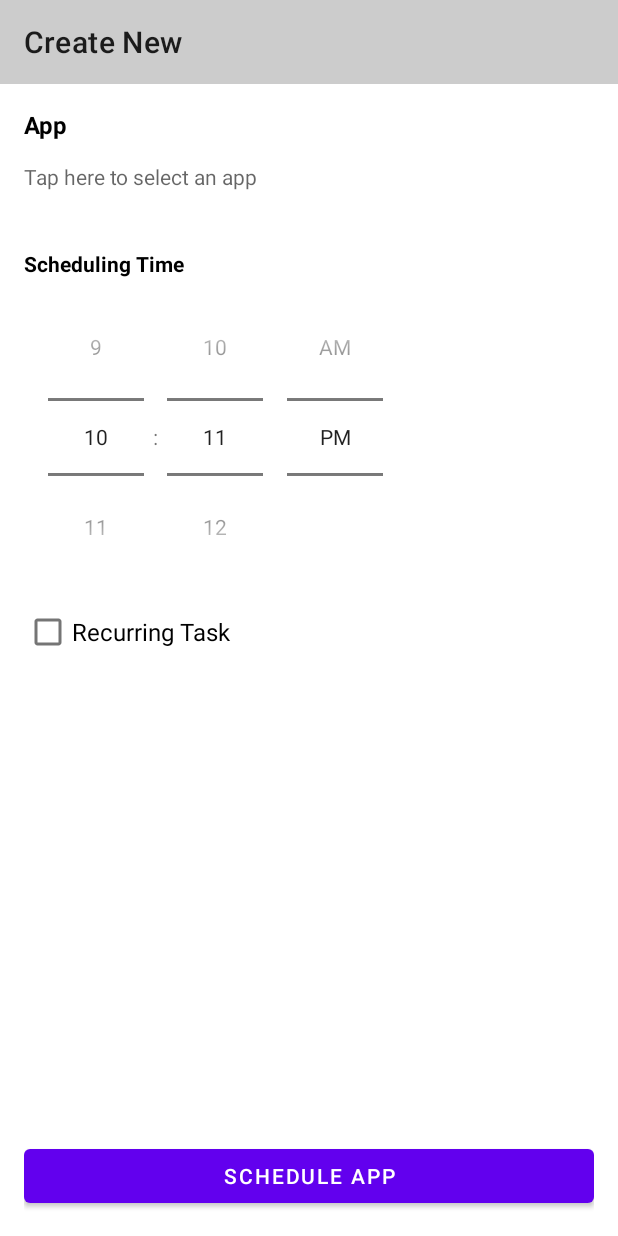
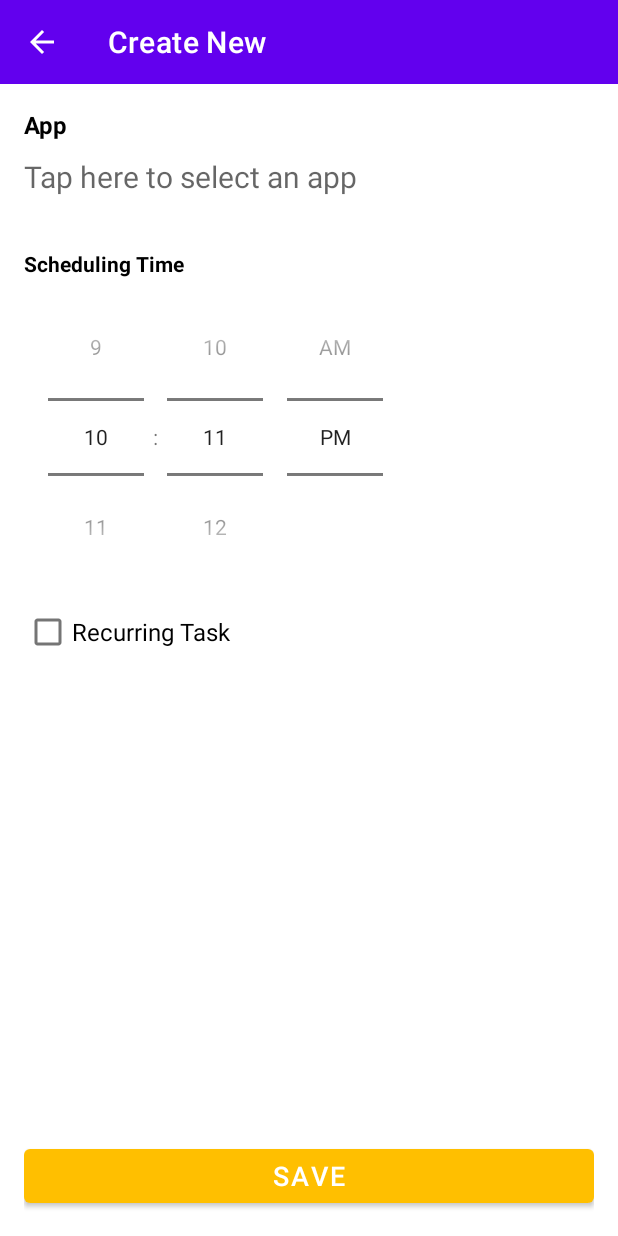
Before and after one commit to mnhmasum/AppScheduler, an Android app: the CreateAlarmActivity screen opened directly, with no data from a screen before it, on a phone screen of 412 x 824 dp. Run offline under Robolectric (Android 15) with nearby library versions, the phone set to English and light mode, and no system bars; our stand-ins replace Dagger/Hilt's generated code, data binding; 1 statement that could not run was skipped.

Commit message:
Feat: Add validation on creating task, Fix getting installed app list on os11

```diff
--- a/app/src/main/AndroidManifest.xml
+++ b/app/src/main/AndroidManifest.xml
@@ -7,6 +7,7 @@
     <uses-permission android:name="android.permission.FOREGROUND_SERVICE" />
     <uses-permission android:name="android.permission.WRITE_EXTERNAL_STORAGE" />
     <uses-permission android:name="android.permission.RECEIVE_BOOT_COMPLETED" />
+    <uses-permission android:name="android.permission.QUERY_ALL_PACKAGES"/>
 
     <application
         android:name="com.meldcx.appscheduler.application.MainApplication"
--- a/app/src/main/java/com/meldcx/appscheduler/broadcastreceiver/AlarmBroadcastReceiver.kt
+++ b/app/src/main/java/com/meldcx/appscheduler/broadcastreceiver/AlarmBroadcastReceiver.kt
@@ -51,9 +51,11 @@ class AlarmBroadcastReceiver : BroadcastReceiver() {
 
     private fun startAlarmService(context: Context, intent: Intent) {
         val intentService = Intent(context, AlarmService::class.java)
+        intentService.putExtra(ALARMID, intent.getStringExtra(ALARMID))
+        intentService.putExtra(APPID, intent.getStringExtra(APPID))
         intentService.putExtra(TITLE, intent.getStringExtra(TITLE))
-        intentService.putExtra(ALARMID, intent.getStringExtra(ALARMID))
         if (Build.VERSION.SDK_INT >= Build.VERSION_CODES.O) {
+            context.stopService(intentService)
             context.startForegroundService(intentService)
         } else {
             context.startService(intentService)
@@ -80,5 +82,6 @@ class AlarmBroadcastReceiver : BroadcastReceiver() {
         const val RECURRING = "RECURRING"
         const val TITLE = "TITLE"
         const val ALARMID = "ALARM_ID"
+        const val APPID = "app_id"
     }
 }
--- a/app/src/main/java/com/meldcx/appscheduler/data/Alarm.kt
+++ b/app/src/main/java/com/meldcx/appscheduler/data/Alarm.kt
@@ -18,6 +18,7 @@ class Alarm(
     val hour: Int,
     val minute: Int,
     val title: String,
+    val appId: String,
     var created: Long,
     var isStarted: Boolean,
     val isRecurring: Boolean,
@@ -42,6 +43,7 @@ class Alarm(
         intent.putExtra(AlarmBroadcastReceiver.SATURDAY, isSaturday)
         intent.putExtra(AlarmBroadcastReceiver.SUNDAY, isSunday)
         intent.putExtra(AlarmBroadcastReceiver.TITLE, title)
+        intent.putExtra(AlarmBroadcastReceiver.APPID, appId)
         val alarmPendingIntent = PendingIntent.getBroadcast(context, alarmId, intent, 0)
         val calendar = Calendar.getInstance()
         calendar.timeInMillis = System.currentTimeMillis()
--- a/app/src/main/java/com/meldcx/appscheduler/data/AppItem.kt
+++ b/app/src/main/java/com/meldcx/appscheduler/data/AppItem.kt
@@ -1,3 +1,3 @@
 package com.meldcx.appscheduler.data
 
-data class AppItem(var appId: String, var appLauncher: String)
+data class AppItem(var appName: String, var appLauncher: String)
--- a/app/src/main/java/com/meldcx/appscheduler/di/ApplicationComponent.kt
+++ b/app/src/main/java/com/meldcx/appscheduler/di/ApplicationComponent.kt
@@ -8,5 +8,4 @@ import javax.inject.Singleton
 @Component(modules = [ApplicationModule::class])
 interface ApplicationComponent {
     fun inject(app: MainApplication)
-    //fun getAppInfo(): AppInfo
 }
--- a/app/src/main/java/com/meldcx/appscheduler/repository/AppListRepository.kt
+++ b/app/src/main/java/com/meldcx/appscheduler/repository/AppListRepository.kt
@@ -13,8 +13,8 @@ class AppListRepository(private val pm: PackageManager) {
 
         for (packageInfo in packages) {
             when {
-                packageInfo.flags and ApplicationInfo.FLAG_UPDATED_SYSTEM_APP === 1 -> Unit
-                packageInfo.flags and ApplicationInfo.FLAG_SYSTEM === 1 -> Unit
+                packageInfo.flags and ApplicationInfo.FLAG_UPDATED_SYSTEM_APP === 1 -> {}
+                packageInfo.flags and ApplicationInfo.FLAG_SYSTEM === 1 -> {}
                 else -> {
                     val appName = pm.getApplicationLabel(packageInfo).toString()
                     val appLauncher = packageInfo.packageName
--- a/app/src/main/java/com/meldcx/appscheduler/services/AlarmService.java
+++ b/app/src/main/java/com/meldcx/appscheduler/services/AlarmService.java
@@ -7,6 +7,7 @@ import android.os.IBinder;
 
 import androidx.annotation.Nullable;
 
+import static com.meldcx.appscheduler.broadcastreceiver.AlarmBroadcastReceiver.APPID;
 import static com.meldcx.appscheduler.broadcastreceiver.AlarmBroadcastReceiver.TITLE;
 
 public class AlarmService extends Service {
@@ -18,7 +19,7 @@ public class AlarmService extends Service {
 
     @Override
     public int onStartCommand(Intent intent, int flags, int startId) {
-        String title = intent.getStringExtra(TITLE);
+        String title = intent.getStringExtra(APPID);
         PackageManager pm = getApplicationContext().getPackageManager();
         Intent intentNew = pm.getLaunchIntentForPackage(title);
         intentNew.setFlags(Intent.FLAG_ACTIVITY_NEW_TASK);
--- a/app/src/main/java/com/meldcx/appscheduler/ui/applist/AppListActivity.kt
+++ b/app/src/main/java/com/meldcx/appscheduler/ui/applist/AppListActivity.kt
@@ -29,6 +29,7 @@ class AppListActivity : BaseActivity<ActivityAppListBinding>() {
 
     override fun initComponents() {
         binding.apply {
+            toolbar.setNavigationOnClickListener { finish() }
             adapter = appListAdapter
         }
 
@@ -54,7 +55,8 @@ class AppListActivity : BaseActivity<ActivityAppListBinding>() {
 
     private fun showSelectedApp(it: AppItem) {
         val data = Intent()
-        data.putExtra("app_name", it.appLauncher)
+        data.putExtra("app_name", it.appName)
+        data.putExtra("app_id", it.appLauncher)
         setResult(Activity.RESULT_OK, data)
         finish()
     }
--- a/app/src/main/java/com/meldcx/appscheduler/ui/createalarm/CreateAlarmActivity.kt
+++ b/app/src/main/java/com/meldcx/appscheduler/ui/createalarm/CreateAlarmActivity.kt
@@ -17,7 +17,7 @@ import javax.inject.Inject
 
 class CreateAlarmActivity : BaseActivity<ActivityCreatealarmBinding>() {
     @Inject
-    lateinit var viewModel: CreateAlarmViewModel
+    lateinit var createTaskViewModel: CreateAlarmViewModel
 
     override fun performDependencyInjection(activityComponent: MainActivityComponent) {
         activityComponent.inject(this)
@@ -29,17 +29,27 @@ class CreateAlarmActivity : BaseActivity<ActivityCreatealarmBinding>() {
 
     override fun initComponents() {
         binding.apply {
-            viewModel = viewModel
-            lifecycleOwner = this@CreateAlarmActivity
+            toolbar.setNavigationOnClickListener { finish() }
+        }
+
+        binding.apply {
+            viewModel = createTaskViewModel
             activity = this@CreateAlarmActivity
         }
+
+        /*viewModel.formErrors.observe(this, {
+            Log.d("Observed", "initComponents: " + it.size)
+            if (it.size > 0) {
+                binding.textView3.text = "Please select an App"
+            }
+        })*/
     }
 
     fun createAlarm() {
         scheduleAlarm()
     }
 
-    fun openAppList(){
+    fun openAppList() {
         startForResult.launch(Intent(this, AppListActivity::class.java))
     }
 
@@ -50,6 +60,7 @@ class CreateAlarmActivity : BaseActivity<ActivityCreatealarmBinding>() {
             TimePickerUtil.getTimePickerHour(fragment_createalarm_timePicker),
             TimePickerUtil.getTimePickerMinute(fragment_createalarm_timePicker),
             text_app_package_name.text.toString(),
+            mAppId!!,
             System.currentTimeMillis(),
             true,
             check_recurring.isChecked,
@@ -61,15 +72,21 @@ class CreateAlarmActivity : BaseActivity<ActivityCreatealarmBinding>() {
             check_sat.isChecked,
             check_sun.isChecked
         )
-        viewModel.insert(alarm)
+
+        if (createTaskViewModel.isTaskValid(alarm)) {
+            createTaskViewModel.insert(alarm)
             alarm.schedule(this)
             finish()
         }
+    }
 
-    private val startForResult = registerForActivityResult(ActivityResultContracts.StartActivityForResult()) { result: ActivityResult ->
+    private var mAppId: String = ""
+    private val startForResult =
+        registerForActivityResult(ActivityResultContracts.StartActivityForResult()) { result: ActivityResult ->
             if (result.resultCode == Activity.RESULT_OK) {
                 val intent = result.data
                 binding.textAppPackageName.text = intent?.getStringExtra("app_name")
+                mAppId = intent?.getStringExtra("app_id")!!
             }
         }
 }
--- /dev/null
+++ b/app/src/main/java/com/meldcx/appscheduler/utils/Errors.kt
@@ -0,0 +1,5 @@
+package com.meldcx.appscheduler.utils
+
+enum class Errors {
+        MISSING_APP
+    }
--- a/app/src/main/res/layout/activity_app_list.xml
+++ b/app/src/main/res/layout/activity_app_list.xml
@@ -20,9 +20,12 @@
             android:id="@+id/toolbar"
             android:layout_width="match_parent"
             android:layout_height="?attr/actionBarSize"
+            android:background="@color/purple_500"
+            android:theme="@style/ToolbarStyle"
             app:layout_constraintLeft_toLeftOf="parent"
             app:layout_constraintRight_toRightOf="parent"
             app:layout_constraintTop_toTopOf="parent"
+            app:navigationIcon="?attr/homeAsUpIndicator"
             app:title="Select App" />
 
         <androidx.recyclerview.widget.RecyclerView
@@ -36,6 +39,7 @@
             app:layout_constraintRight_toRightOf="parent"
             app:layout_constraintTop_toBottomOf="@+id/toolbar"
             app:layout_constraintVertical_bias="0.0"
+            app:navigationIcon="?attr/homeAsUpIndicator"
             app:setAdapter="@{adapter}" />
 
         <ProgressBar
--- a/app/src/main/res/layout/activity_createalarm.xml
+++ b/app/src/main/res/layout/activity_createalarm.xml
@@ -6,6 +6,8 @@
     <data>
 
         <import type="android.view.View" />
+
+        <import type="com.meldcx.appscheduler.utils.Errors" />
 
         <variable
             name="viewModel"
@@ -25,10 +27,12 @@
             android:id="@+id/toolbar"
             android:layout_width="match_parent"
             android:layout_height="?attr/actionBarSize"
+            android:background="@color/purple_500"
+            android:theme="@style/ToolbarStyle"
             app:layout_constraintLeft_toLeftOf="parent"
             app:layout_constraintRight_toRightOf="parent"
             app:layout_constraintTop_toTopOf="parent"
-            android:background="@color/gray"
+            app:navigationIcon="?attr/homeAsUpIndicator"
             app:title="Create New" />
 
         <androidx.constraintlayout.widget.ConstraintLayout
@@ -41,9 +45,9 @@
                 android:layout_width="match_parent"
                 android:layout_height="wrap_content"
                 android:text="App"
-                android:textStyle="bold"
                 android:textColor="@color/black"
                 android:textSize="16sp"
+                android:textStyle="bold"
                 app:layout_constraintTop_toTopOf="parent" />
 
             <TextView
@@ -55,6 +59,7 @@
                 android:minHeight="48dp"
                 android:onClick="@{()-> activity.openAppList()}"
                 android:text=""
+                android:textSize="20sp"
                 app:layout_constraintTop_toBottomOf="@+id/fragment_createalarm_scheduleAlarmHeading" />
 
             <LinearLayout
@@ -71,8 +76,8 @@
                     android:layout_weight="0.4"
                     android:text="Scheduling Time"
                     android:textAlignment="center"
-                    android:textStyle="bold"
-                    android:textColor="@color/black" />
+                    android:textColor="@color/black"
+                    android:textStyle="bold" />
 
                 <TimePicker
                     android:id="@+id/fragment_createalarm_timePicker"
@@ -152,9 +157,19 @@
                 android:layout_height="wrap_content"
                 android:layout_gravity="center"
                 android:onClick="@{()-> activity.createAlarm()}"
-                android:text="Schedule APP"
-                app:layout_constraintBottom_toBottomOf="parent"
-                tools:layout_editor_absoluteX="133dp" />
+                android:text="SAVE"
+                android:textSize="18sp"
+                app:layout_constraintBottom_toBottomOf="parent" />
+
+            <TextView
+                android:id="@+id/textView3"
+                android:layout_width="wrap_content"
+                android:layout_height="wrap_content"
+                android:text='@{viewModel.errors.size()>0?"Validation error: Please select an App":""}'
+                android:textColor="@color/red"
+                app:layout_constraintBottom_toTopOf="@+id/fragment_createalarm_scheduleAlarm"
+                app:layout_constraintEnd_toEndOf="parent"
+                app:layout_constraintStart_toStartOf="parent" />
 
         </androidx.constraintlayout.widget.ConstraintLayout>
 
--- a/app/src/main/res/layout/recyclerview_app.xml
+++ b/app/src/main/res/layout/recyclerview_app.xml
@@ -35,7 +35,8 @@
                 android:onClick="@{()-> viewModel.selectApp(appItem)}"
                 android:paddingHorizontal="8dp"
                 android:paddingVertical="8dp"
-                android:text="@{appItem.appId}" />
+                android:text="@{appItem.appName}"
+                android:textSize="20sp" />
 
         </androidx.cardview.widget.CardView>
 
--- a/app/src/main/res/values/colors.xml
+++ b/app/src/main/res/values/colors.xml
@@ -9,4 +9,6 @@
     <color name="white">#FFFFFFFF</color>
     <color name="gray">#CCCCCC</color>
     <color name="dark_bg">#141d26</color>
+    <color name="yellow">#FFBF00</color>
+    <color name="red">#FF0000</color>
 </resources>
--- a/app/src/main/res/values/themes.xml
+++ b/app/src/main/res/values/themes.xml
@@ -2,7 +2,7 @@
     <!-- Base application theme. -->
     <style name="Theme.AppScheduler" parent="Theme.MaterialComponents.DayNight.NoActionBar">
         <!-- Primary brand color. -->
-        <item name="colorPrimary">@color/purple_500</item>
+        <item name="colorPrimary">@color/yellow</item>
         <item name="colorPrimaryVariant">@color/purple_700</item>
         <item name="colorOnPrimary">@color/white</item>
         <!-- Secondary brand color. -->
@@ -19,6 +19,10 @@
         <item name="android:colorBackground">@color/black</item>
     </style>
 
+    <style name="ToolbarStyle" parent="ThemeOverlay.MaterialComponents.Toolbar.Primary">
+        <item name="android:textColorPrimary">@color/white</item>
+        <item name="android:colorBackground">@color/purple_500</item>
+    </style>
 
     <style name="SplashTheme" parent="Theme.MaterialComponents.Light.NoActionBar">
         <item name="android:windowBackground">@drawable/splash_day</item>
```
Also changed, not shown: app/src/main/java/com/meldcx/appscheduler/di/ApplicationModule.kt (+0 -8 lines), app/src/main/java/com/meldcx/appscheduler/ui/createalarm/CreateAlarmViewModel.kt (+14 -5 lines), app/src/main/res/layout/activity_main.xml (+7 -3 lines), app/src/main/res/layout/recyclerview_alarm.xml (+14 -14 lines). Lines whose indentation alone changed are shown as unchanged.
